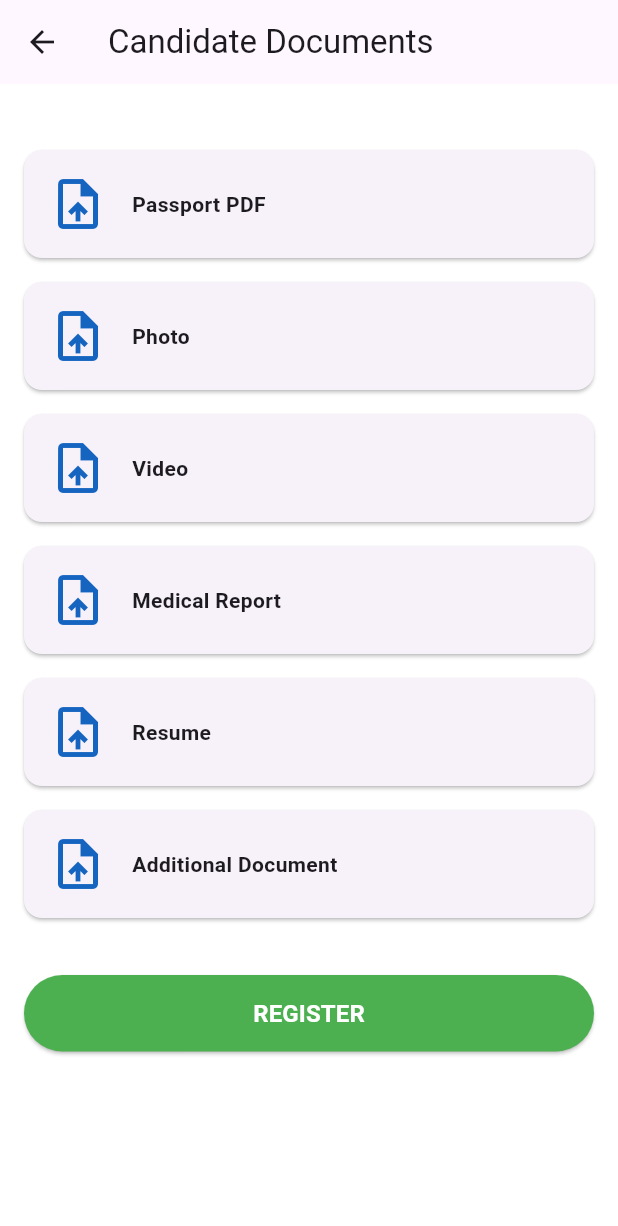
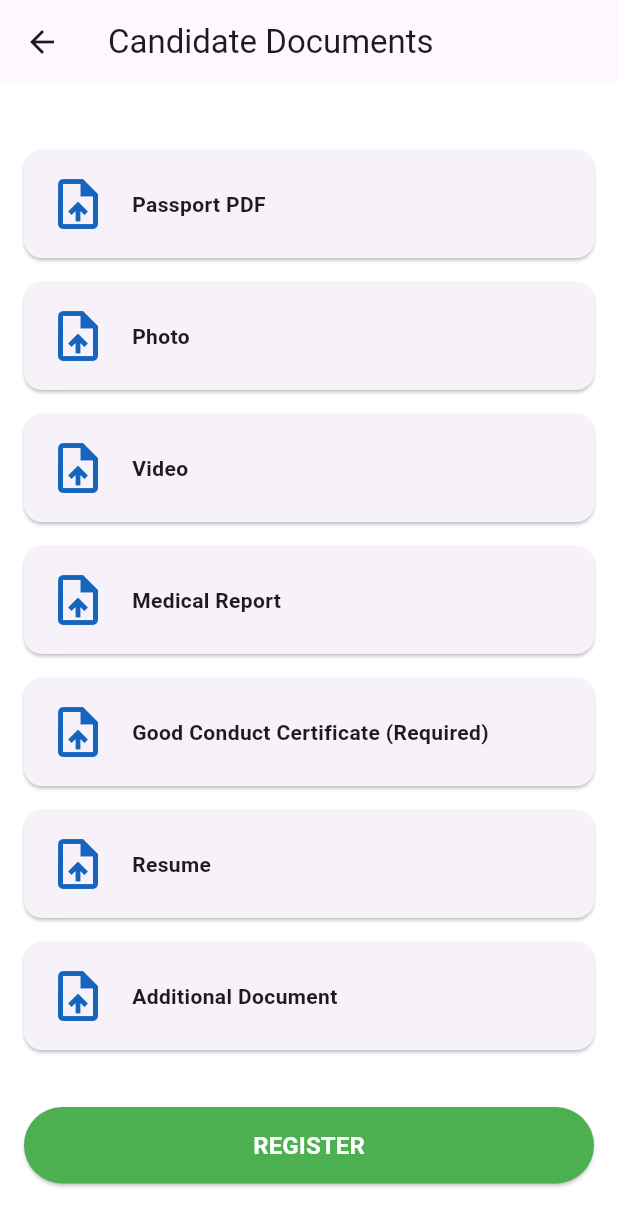
Before and after one commit to kagiageorge00-cyber/Backened-server, a Flutter app: the CandidateFormScreen screen opened by its route, on a phone screen of 412 x 824 dp. Shown: the top 1226 px of the screen. Run offline on Flutter 3.47's test engine with Material 3 defaults, Android fonts, the phone set to English and light mode, and no system bars; our stand-ins replace file_picker, flutter_secure_storage, font_awesome_flutter, google_sign_in, image_picker, pdf and 4 more; missing offline and left inert: agora_rtc_engine, encrypt, flutter_stripe; accounts and stored records are empty.

Commit message:
Refactor register: remove email/skills/experience, add compulsory good conduct upload

```diff
--- a/bliss_mobile/lib/screens/candidate_form_screen.dart
+++ b/bliss_mobile/lib/screens/candidate_form_screen.dart
@@ -34,6 +34,7 @@ class _CandidateFormScreenState extends State<CandidateFormScreen> {
     'photo': null,
     'video': null,
     'medical': null,
+    'conduct': null,
     'resume': null,
     'additional': null,
   };
@@ -49,7 +50,8 @@ class _CandidateFormScreenState extends State<CandidateFormScreen> {
     candidateId = widget.candidateId ?? uri.queryParameters['candidateId'];
     phone = widget.phone ?? uri.queryParameters['phone'];
 
-    if ((candidateId == null || phone == null) && Uri.base.fragment.isNotEmpty) {
+    if ((candidateId == null || phone == null) &&
+        Uri.base.fragment.isNotEmpty) {
       var frag = Uri.base.fragment;
       if (frag.startsWith('#')) frag = frag.substring(1);
       if (frag.startsWith('/#/')) frag = frag.substring(2);
@@ -70,12 +72,14 @@ class _CandidateFormScreenState extends State<CandidateFormScreen> {
       docs['passport'] != null &&
       docs['photo'] != null &&
       docs['video'] != null &&
-      docs['medical'] != null;
+      docs['medical'] != null &&
+      docs['conduct'] != null;
 
   void saveDoc(String key, String url) {
     setState(() {
       docs[key] = url;
     });
+    debugPrint('CandidateForm: saved doc $key => $url');
   }
 
   String _generateCandidateId() {
@@ -85,7 +89,7 @@ class _CandidateFormScreenState extends State<CandidateFormScreen> {
     return 'CAND-$year-$seq';
   }
 
-  String _generatePassword({int length = 8}) {
+  String _generatePassword() {
     // Temporary password format: BLISS####
     final random = Random();
     final num = 1000 + random.nextInt(9000);
@@ -101,7 +105,9 @@ class _CandidateFormScreenState extends State<CandidateFormScreen> {
     }
 
     if (!canSubmit) {
-      error('Passport, Photo, Video and Medical Report are required');
+      final required = ['passport', 'photo', 'video', 'medical'];
+      final missing = required.where((k) => docs[k] == null).toList();
+      error('Missing required documents: ${missing.join(', ')}');
       return;
     }
 
@@ -118,16 +124,13 @@ class _CandidateFormScreenState extends State<CandidateFormScreen> {
         headers: {'Content-Type': 'application/json'},
         body: jsonEncode({
           'fullName': 'Candidate',
-          'email': '',
           'phone': contactPhone,
           'country': 'Kenya',
-          'skills': '',
-          'experience': '',
-          'registrationPaid': true,
           'passportUrl': docs['passport'],
           'photoUrl': docs['photo'],
           'videoUrl': docs['video'],
           'medicalUrl': docs['medical'],
+          'conductUrl': docs['conduct'],
           'resumeUrl': docs['resume'],
           'additionalUrl': docs['additional'],
         }),
@@ -135,7 +138,8 @@ class _CandidateFormScreenState extends State<CandidateFormScreen> {
 
       final data = jsonDecode(response.body);
 
-      if ((response.statusCode == 200 || response.statusCode == 201) && data['success'] == true) {
+      if ((response.statusCode == 200 || response.statusCode == 201) &&
+          data['success'] == true) {
         final serverId = data['candidateId'] ?? newCandidateId;
         final serverPassword = data['password'] ?? tempPassword;
 
@@ -346,6 +350,11 @@ class _CandidateFormScreenState extends State<CandidateFormScreen> {
               ['pdf'],
             ),
             uploadTile(
+              'Good Conduct Certificate (Required)',
+              'conduct',
+              ['pdf'],
+            ),
+            uploadTile(
               'Resume',
               'resume',
               ['pdf', 'doc', 'docx'],
```
Also changed, not shown: 1 other file.
